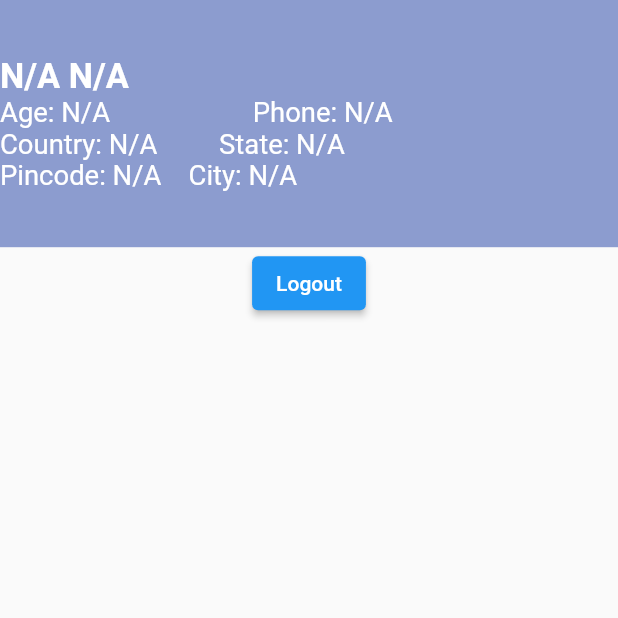
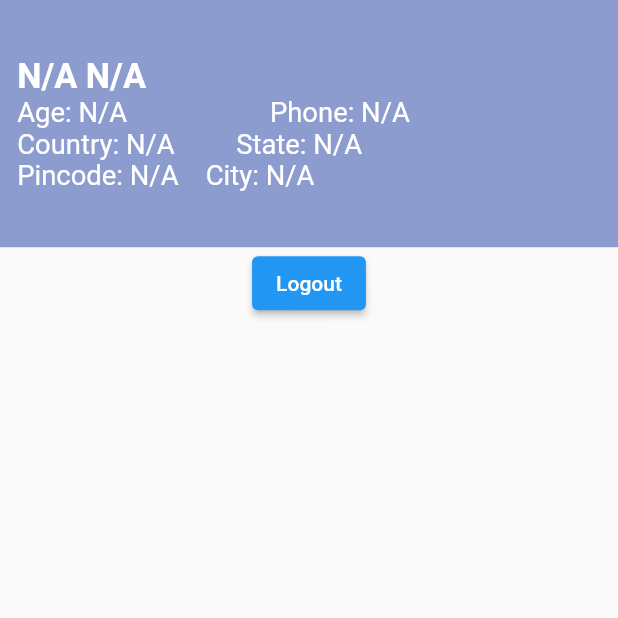
Before and after one commit to oiiakm/Crop-Master, a Flutter app: the MainProfilePage screen opened by its route, on a phone screen of 412 x 824 dp, the top half of it. Run offline on Flutter 3.47's test engine with Material 2 defaults, Android fonts, the phone set to English and light mode, and no system bars; our stand-ins replace cloud_firestore, firebase_auth, firebase_core, flutter_screenutil, geocoding, geolocator and 2 more; accounts and stored records are empty.

Commit message:
main profile page updated

```diff
--- a/lib/features/profile/presentation/pages/initial_profile_page.dart
+++ b/lib/features/profile/presentation/pages/initial_profile_page.dart
@@ -9,11 +9,9 @@ import 'package:get/get.dart';
 
 class InitialProfilePage extends StatelessWidget {
   final ProfileController controller = Get.put(ProfileController());
-
   final TextEditingController firstNameController = TextEditingController();
   final TextEditingController lastNameController = TextEditingController();
   final TextEditingController ageController = TextEditingController();
-  final TextEditingController phoneController = TextEditingController();
   final TextEditingController countryController = TextEditingController();
   final TextEditingController stateController = TextEditingController();
   final TextEditingController cityController = TextEditingController();
@@ -54,7 +52,6 @@ class InitialProfilePage extends StatelessWidget {
         buildTextField('First Name', firstNameController),
         buildTextField('Last Name', lastNameController),
         buildTextField('Age', ageController),
-        buildTextField('Phone', phoneController),
         buildTextField('Country', countryController),
         buildTextField('State', stateController),
         buildTextField('City', cityController),
@@ -65,7 +62,6 @@ class InitialProfilePage extends StatelessWidget {
               firstName: firstNameController.text,
               lastName: lastNameController.text,
               age: ageController.text,
-              phone: phoneController.text,
               country: countryController.text,
               state: stateController.text,
               city: cityController.text,
--- a/lib/features/profile/presentation/pages/main_profile_page.dart
+++ b/lib/features/profile/presentation/pages/main_profile_page.dart
@@ -57,7 +57,9 @@ class _MainProfilePageState extends State<MainProfilePage> {
               children: [
                 Obx(() {
                   final userProfile = _profileController.userProfile.value;
-                  return Column(
+                  return Padding(
+                    padding:EdgeInsets.all(10.sp),
+                    child: Column(
                       children: [
                         Row(
                           children: [
@@ -140,6 +142,7 @@ class _MainProfilePageState extends State<MainProfilePage> {
                           ],
                         ),
                       ],
+                    ),
                   );
                 }),
               ],
```
Also changed, not shown: lib/features/profile/domain/profile_controller.dart (+12 -11 lines). Lines whose indentation alone changed are shown as unchanged.
